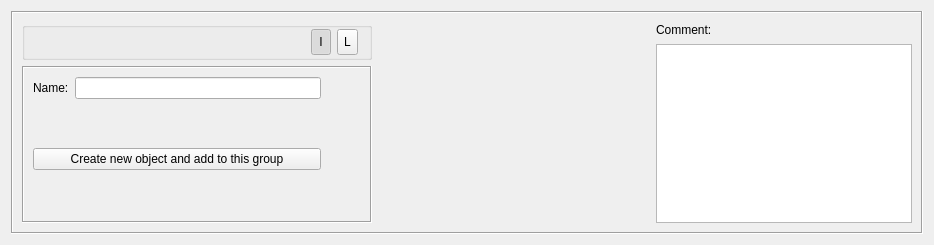
First picture: the form in src/libgui/groupobjectdialog_q.ui, repository fwbuilder/fwbuilder, before the edit.
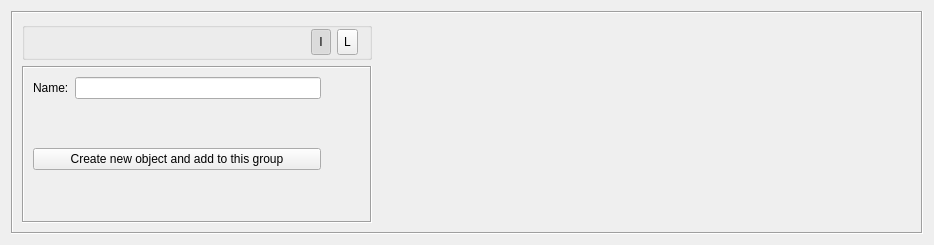
Second picture: the form after the edit. Icons and pictures are not drawn. Custom widgets are drawn as their Qt base class.

Commit message:
Manually merged keyword management/filtering code from fortress. All dialogs modified to include custom keyword/comment widget.
Also added first cut at 'dynamic group' implementation.

The edit to the form file:
```diff
--- a/src/libgui/groupobjectdialog_q.ui
+++ b/src/libgui/groupobjectdialog_q.ui
@@ -37,8 +37,10 @@
      <property name="frameShadow">
       <enum>QFrame::Sunken</enum>
      </property>
-     <layout class="QGridLayout" name="gridLayout_3">
-      <item row="0" column="0" rowspan="2">
+     <layout class="QHBoxLayout" name="horizontalLayout">
+      <item>
+       <layout class="QVBoxLayout" name="verticalLayout">
+        <item>
        <widget class="QGroupBox" name="buttonGroup2">
         <property name="styleSheet">
          <string notr="true">QGroupBox {
@@ -134,56 +136,7 @@
         </layout>
        </widget>
       </item>
-      <item row="0" column="1" rowspan="3">
-       <widget class="QStackedWidget" name="objectViewsStack">
-        <property name="sizePolicy">
-         <sizepolicy hsizetype="Preferred" vsizetype="Expanding">
-          <horstretch>250</horstretch>
-          <verstretch>0</verstretch>
-         </sizepolicy>
-        </property>
-        <property name="minimumSize">
-         <size>
-          <width>250</width>
-          <height>100</height>
-         </size>
-        </property>
-        <property name="acceptDrops">
-         <bool>true</bool>
-        </property>
-        <widget class="QWidget" name="WStackPage"/>
-       </widget>
-      </item>
-      <item row="0" column="2">
-       <widget class="QLabel" name="textLabel2">
-        <property name="text">
-         <string>Comment:</string>
-        </property>
-        <property name="wordWrap">
-         <bool>false</bool>
-        </property>
-       </widget>
-      </item>
-      <item row="1" column="2" rowspan="2">
-       <widget class="TextEditWidget" name="comment">
-        <property name="sizePolicy">
-         <sizepolicy hsizetype="Preferred" vsizetype="Expanding">
-          <horstretch>0</horstretch>
-          <verstretch>0</verstretch>
-         </sizepolicy>
-        </property>
-        <property name="minimumSize">
-         <size>
-          <width>200</width>
-          <height>0</height>
-         </size>
-        </property>
-        <property name="tabChangesFocus">
-         <bool>true</bool>
-        </property>
-       </widget>
-      </item>
-      <item row="2" column="0">
+        <item>
        <widget class="QFrame" name="frame7">
         <property name="sizePolicy">
          <sizepolicy hsizetype="Fixed" vsizetype="Preferred">
@@ -305,15 +258,48 @@
        </widget>
       </item>
      </layout>
+      </item>
+      <item>
+       <widget class="QStackedWidget" name="objectViewsStack">
+        <property name="sizePolicy">
+         <sizepolicy hsizetype="Preferred" vsizetype="Expanding">
+          <horstretch>250</horstretch>
+          <verstretch>0</verstretch>
+         </sizepolicy>
+        </property>
+        <property name="minimumSize">
+         <size>
+          <width>250</width>
+          <height>100</height>
+         </size>
+        </property>
+        <property name="acceptDrops">
+         <bool>true</bool>
+        </property>
+        <widget class="QWidget" name="WStackPage"/>
+       </widget>
+      </item>
+      <item>
+       <widget class="CommentKeywords" name="commentKeywords" native="true">
+        <property name="sizePolicy">
+         <sizepolicy hsizetype="Expanding" vsizetype="Expanding">
+          <horstretch>0</horstretch>
+          <verstretch>0</verstretch>
+         </sizepolicy>
+        </property>
+       </widget>
+      </item>
+     </layout>
     </widget>
    </item>
   </layout>
  </widget>
  <customwidgets>
   <customwidget>
-   <class>TextEditWidget</class>
-   <extends>QTextEdit</extends>
-   <header>TextEditWidget.h</header>
+   <class>CommentKeywords</class>
+   <extends>QWidget</extends>
+   <header>CommentKeywords.h</header>
+   <container>1</container>
   </customwidget>
  </customwidgets>
  <tabstops>
```
Left out of the diff: 33 changed lines with no effect on the pictures. Lines whose indentation alone changed are shown as unchanged. The commit also changes 87 other files.
